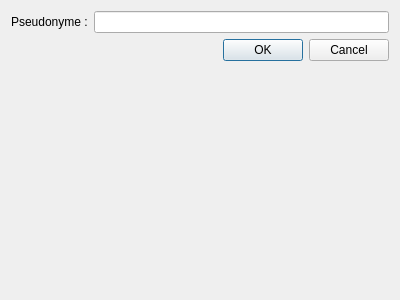
Old version of the form dlgconnexion.ui in the repository esauvage/ResPublica.
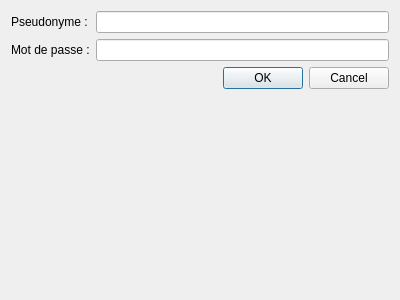
New version of the form.

Commit message: Utilisation d'un mot de passe pour identifier les utilisateurs

```diff
--- a/dlgconnexion.ui
+++ b/dlgconnexion.ui
@@ -24,7 +24,7 @@
    <item row="0" column="1">
     <widget class="QLineEdit" name="edtPseudo"/>
    </item>
-   <item row="1" column="0" colspan="2">
+   <item row="2" column="0" colspan="2">
     <widget class="QDialogButtonBox" name="buttonBox">
      <property name="orientation">
       <enum>Qt::Horizontal</enum>
@@ -34,6 +34,20 @@
      </property>
     </widget>
    </item>
+   <item row="1" column="1">
+    <widget class="QLineEdit" name="edtPasse">
+     <property name="echoMode">
+      <enum>QLineEdit::Password</enum>
+     </property>
+    </widget>
+   </item>
+   <item row="1" column="0">
+    <widget class="QLabel" name="lblPasse">
+     <property name="text">
+      <string>Mot de passe :</string>
+     </property>
+    </widget>
+   </item>
   </layout>
  </widget>
  <resources/>
```
The commit also changes 6 other files.
